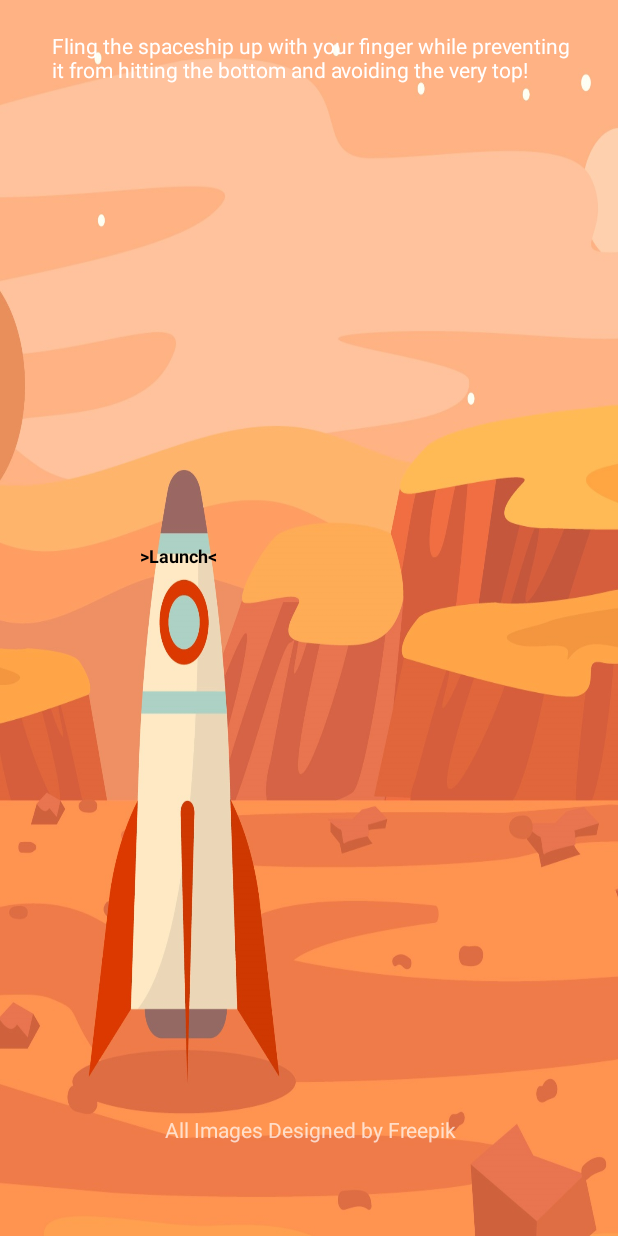
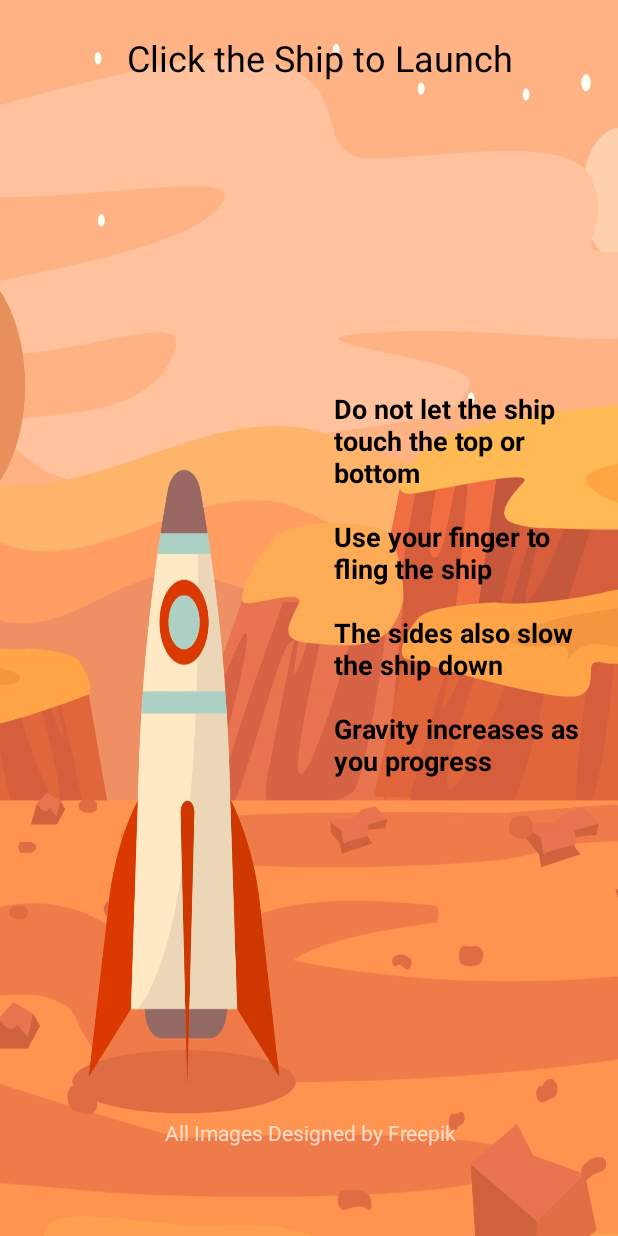
Before and after one commit to Cameron39/HeartlessGravity, an Android app: the screen it shows after launch (MyActivity), on a phone screen of 412 x 824 dp. Run offline under Robolectric (Android 15) with nearby library versions, the phone set to English and light mode, and no system bars.

Commit message:
Working! Cleanup, most strings are now in string.xml. Need to do the icon yet.

```diff
--- a/app/src/main/java/com/example/cameron/heartlessgravity/MyActivity.java
+++ b/app/src/main/java/com/example/cameron/heartlessgravity/MyActivity.java
@@ -5,34 +5,28 @@ import android.content.Intent;
 import android.os.Bundle;
 import android.view.View;
 import android.widget.TextView;
+//TODO: Make an Icon!
 
-//TODO: make the gravity and time lengths two different fields
-//TODO: Make the instructions clearer/better
-//TODO: Make an Icon!
-/*Tips:
-  Don't touch sides
-  Small flings
-  fling up
-  gravity increases every so often
-*/
 public class MyActivity extends Activity {
 
     public static final String restartStatus = "Status";
     private boolean restart = false;
     private String flightTime = "0", gravityLevel = "0";
-    private StringBuilder output = new StringBuilder(); //must initialize else error!
-    TextView txtReturn;
+    TextView txtReturnTime, txtReturnGravity, txtTips, txtResult;
 
     @Override
     protected void onCreate(Bundle savedInstanceState) {
         super.onCreate(savedInstanceState);
         setContentView(R.layout.activity_main);
-        txtReturn = findViewById(R.id.txtReturn);
+        txtReturnTime = findViewById(R.id.txtReturnTime);
+        txtReturnGravity = findViewById(R.id.txtReturnGravity);
+        txtTips = findViewById(R.id.txtTips);
+        txtResult = findViewById(R.id.txtResult);
     }
 
     public void startGame(View view) {
         Intent intent = new Intent(this, TheGame.class);
-        intent.putExtra(restartStatus, restart); //maybe pass if it is a pause or restart
+        intent.putExtra(restartStatus, restart);
         startActivityForResult(intent, 1);
     }
 
@@ -41,14 +35,21 @@ public class MyActivity extends Activity {
 
         if (requestCode == 1) { //from TheGame.java
             if (resultCode == Activity.RESULT_OK){
-                output = new StringBuilder(); //Must do else it goes on forever!
-                gravityLevel = data.getStringExtra("gravity");
-                flightTime = data.getStringExtra("flightTime");
-                output.append("Gravity: ").append(gravityLevel).append(" Time:").append(flightTime);
-                txtReturn.setText(output.toString());
+                gravityLevel = "Gravity Level: " + data.getStringExtra("gravity");
+                flightTime = "Flight Time: " + data.getStringExtra("flightTime") +"s";
+                txtReturnTime.setText(flightTime);
+                txtReturnGravity.setText(gravityLevel);
+                switch (Integer.valueOf(gravityLevel)) {
+                    case 0:
+                        txtResult.setText(getString(R.string.lose));
+                        break;
+                    case 1:
+                        txtResult.setText(getString(R.string.winbarely));
+                        break;
+                    default:
+                        txtResult.setText(R.string.win);
+                }
             }
-
         }
-
     }
 }
--- a/app/src/main/java/com/example/cameron/heartlessgravity/TheGame.java
+++ b/app/src/main/java/com/example/cameron/heartlessgravity/TheGame.java
@@ -23,15 +23,11 @@ import android.view.SurfaceView;
 import static android.view.MotionEvent.ACTION_DOWN;
 import static android.view.MotionEvent.ACTION_UP;
 
-//TODO: show score during flight (Gravity Level)
-//TODO: Need a definative win or lose
-
 public class TheGame extends Activity implements GestureDetector.OnGestureListener {
 
     String TAG = "TheGame-";
     GameView gameView;
     Paint backPaint = new Paint(), countPaint = new Paint(), redWarning = new Paint();
-    //Paint redWarning = new Paint(); //TODO: cleanuip
     int shipXLoc = 400, shipYLoc = 100, playerLives = 3, tempTime = 0, gravityLevel = 0;
     final int gravityChange = 10; //how long it takes for the gravity to change
     double shipXVel = 0, shipYVel = 5, gravityPull = 0.5, maxVel = 10, minVel = -10;
@@ -139,11 +135,9 @@ public class TheGame extends Activity implements GestureDetector.OnGestureListen
     public boolean onTouchEvent (MotionEvent e) {
 
         switch (e.getActionMasked()) {
-            //todo: cleanup
             case ACTION_UP:
                 mainShip = fllShip;
                 break;
-
             case ACTION_DOWN:
                 if (hasShipCollision(e)) {
                     mainShip = accShip;
--- a/app/src/main/res/layout/activity_main.xml
+++ b/app/src/main/res/layout/activity_main.xml
@@ -8,9 +8,64 @@
     tools:context=".MyActivity">
 
     <TextView
-        android:id="@+id/txtHelp2"
+        android:id="@+id/txtTips"
+        android:layout_width="164dp"
+        android:layout_height="274dp"
+        android:layout_marginStart="8dp"
+        android:layout_marginTop="184dp"
+        android:layout_marginEnd="8dp"
+        android:layout_marginBottom="8dp"
+        android:inputType="none"
+        android:text="@string/HelpText"
+        android:textColor="@android:color/background_dark"
+        android:textSize="18sp"
+        android:textStyle="bold"
+        app:layout_constraintBottom_toTopOf="@+id/txtCredit"
+        app:layout_constraintEnd_toEndOf="parent"
+        app:layout_constraintHorizontal_bias="0.619"
+        app:layout_constraintStart_toEndOf="@+id/btnlaunch"
+        app:layout_constraintTop_toBottomOf="@+id/txtResult"
+        app:layout_constraintVertical_bias="0.0" />
+
+    <TextView
+        android:id="@+id/txtReturnGravity"
+        android:layout_width="131dp"
+        android:layout_height="29dp"
+        android:layout_marginStart="8dp"
+        android:layout_marginTop="8dp"
+        android:layout_marginEnd="8dp"
+        android:layout_marginBottom="8dp"
+        android:inputType="none"
+        android:textAlignment="viewStart"
+        android:textColor="@android:color/background_dark"
+        android:textStyle="bold"
+        app:layout_constraintBottom_toTopOf="@+id/btnlaunch"
+        app:layout_constraintEnd_toStartOf="@+id/txtReturnTime"
+        app:layout_constraintStart_toStartOf="parent"
+        app:layout_constraintTop_toBottomOf="@+id/txtResult"
+        tools:textAlignment="center"
+        tools:textColor="@android:color/background_dark"
+        tools:textSize="18sp" />
+
+    <TextView
+        android:id="@+id/txtReturnTime"
+        android:layout_width="131dp"
+        android:layout_height="29dp"
+        android:layout_marginTop="8dp"
+        android:layout_marginEnd="32dp"
+        android:layout_marginBottom="8dp"
+        android:inputType="none"
+        android:textColor="@android:color/background_dark"
+        android:textStyle="bold"
+        app:layout_constraintBottom_toTopOf="@+id/txtTips"
+        app:layout_constraintEnd_toEndOf="parent"
+        app:layout_constraintTop_toBottomOf="@+id/txtResult"
+        app:layout_constraintVertical_bias="0.33" />
+
+    <TextView
+        android:id="@+id/txtResult"
         android:layout_width="356dp"
-        android:layout_height="131dp"
+        android:layout_height="54dp"
         android:layout_marginStart="8dp"
         android:layout_marginTop="8dp"
         android:layout_marginEnd="8dp"
@@ -19,29 +74,30 @@
         android:inputType="none"
         android:selectAllOnFocus="false"
         android:singleLine="false"
-        android:text="@string/HelpText"
+        android:text="@string/LaunchText"
+        android:textAlignment="center"
         android:textAppearance="@android:style/TextAppearance.DeviceDefault.Inverse"
-        android:textColor="@color/colorAccent"
+        android:textColor="@android:color/background_dark"
+        android:textSize="24sp"
         app:layout_constraintBottom_toBottomOf="parent"
         app:layout_constraintEnd_toEndOf="parent"
         app:layout_constraintHorizontal_bias="0.666"
         app:layout_constraintStart_toStartOf="parent"
         app:layout_constraintTop_toTopOf="parent"
         app:layout_constraintVertical_bias="0.019"
-        tools:text="@string/HelpText" />
+        tools:text="@string/LaunchText" />
 
     <Button
         android:id="@+id/btnlaunch"
         style="@android:style/Widget.Holo.Button"
-        android:layout_width="124dp"
-        android:layout_height="316dp"
+        android:layout_width="132dp"
+        android:layout_height="324dp"
         android:layout_marginStart="8dp"
         android:layout_marginTop="208dp"
         android:layout_marginEnd="8dp"
         android:layout_marginBottom="8dp"
         android:background="@android:color/transparent"
         android:onClick="startGame"
-        android:text="@string/Launch2"
         android:textColor="@android:color/background_dark"
         android:textSize="12sp"
         android:textStyle="bold"
@@ -71,19 +127,4 @@
         app:layout_constraintTop_toBottomOf="@+id/btnlaunch"
         app:layout_constraintVertical_bias="0.771" />
 
-    <TextView
-        android:id="@+id/txtReturn"
-        android:layout_width="131dp"
-        android:layout_height="96dp"
-        android:layout_marginStart="8dp"
-        android:layout_marginTop="8dp"
-        android:layout_marginEnd="8dp"
-        android:layout_marginBottom="8dp"
-        app:layout_constraintBottom_toTopOf="@+id/txtCredit"
-        app:layout_constraintEnd_toEndOf="parent"
-        app:layout_constraintHorizontal_bias="0.506"
-        app:layout_constraintStart_toEndOf="@+id/btnlaunch"
-        app:layout_constraintTop_toBottomOf="@+id/txtHelp2"
-        app:layout_constraintVertical_bias="0.542" />
-
 </android.support.constraint.ConstraintLayout>
--- a/app/src/main/res/values/strings.xml
+++ b/app/src/main/res/values/strings.xml
@@ -1,7 +1,10 @@
 <resources>
     <string name="app_name">Heartless Gravity</string>
     <string name="launch">Launch</string>
-    <string name="HelpText">Fling the spaceship up with your finger while preventing it from hitting the bottom and avoiding the very top!</string>
+    <string name="HelpText">Do not let the ship touch the top or bottom\n\nUse your finger to fling the ship\n\nThe sides also slow the ship down\n\nGravity increases as you progress</string>
+    <string name="LaunchText">Click the Ship to Launch</string>
     <string name="imageCredit">All Images Designed by Freepik</string>
-    <string name="Launch2"><![CDATA[>Launch<]]></string>
+    <string name="lose">You Lose!</string>
+    <string name="winbarely">You Win&#8230;BARELY</string>
+    <string name="win">You WIN!!!</string>
 </resources>
```
